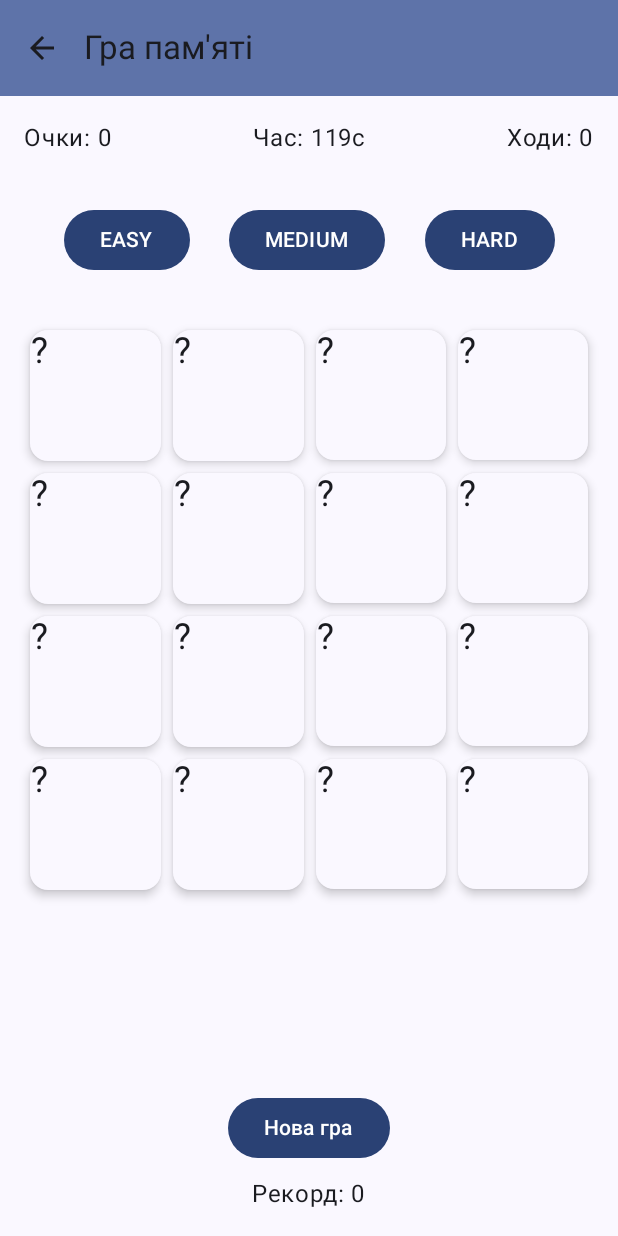
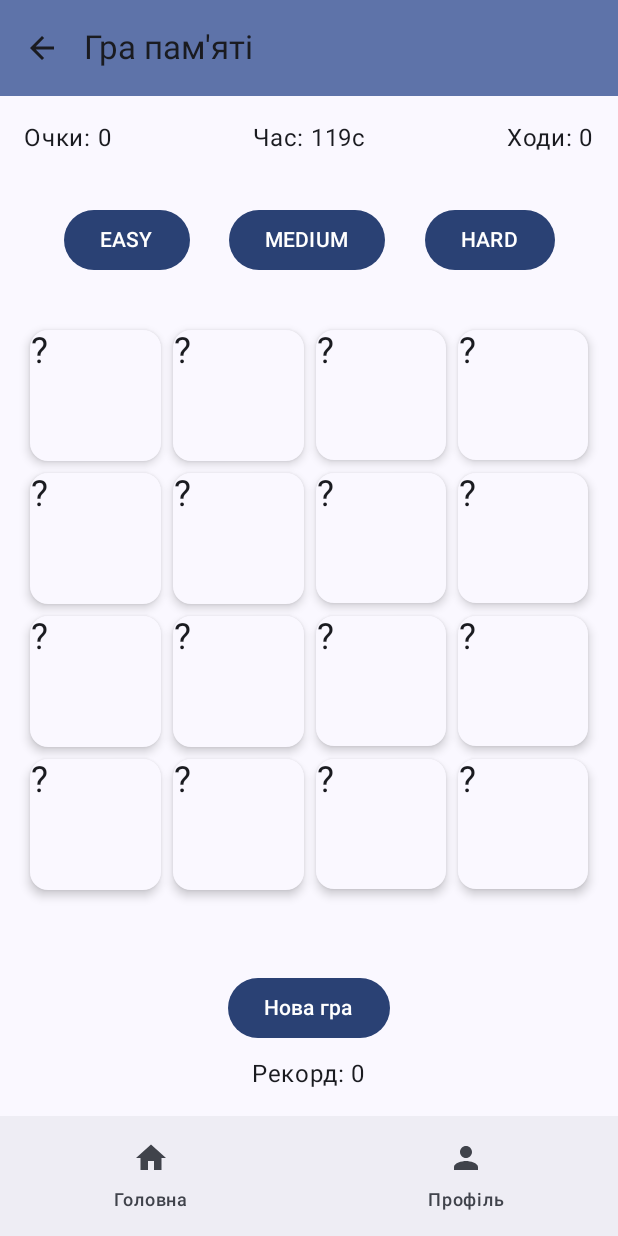
Before and after one commit to Browti/CalmStudy, an Android app built with Jetpack Compose: the screen it shows after launch (MainActivity), after a tap on "Міні-ігри", on a phone screen of 412 x 824 dp. Run offline under Robolectric (Android 15) with nearby library versions, the phone set to English and light mode, and no system bars; libraries missing offline, so code that uses them is left out: coil.decode; 1 statement that could not run was skipped.

Commit message:
gif + profile

```diff
--- a/app/src/main/java/com/example/calmstudy/MainActivity.kt
+++ b/app/src/main/java/com/example/calmstudy/MainActivity.kt
@@ -3,13 +3,17 @@ package com.example.calmstudy
 import android.os.Bundle
 import androidx.activity.ComponentActivity
 import androidx.activity.compose.setContent
+import androidx.compose.foundation.layout.Box
 import androidx.compose.foundation.layout.fillMaxSize
+import androidx.compose.foundation.layout.padding
 import androidx.compose.material3.MaterialTheme
+import androidx.compose.material3.Scaffold
 import androidx.compose.material3.Surface
 import androidx.compose.ui.Modifier
 import androidx.navigation.compose.NavHost
 import androidx.navigation.compose.composable
 import androidx.navigation.compose.rememberNavController
+import com.example.calmstudy.ui.components.BottomNavigation
 import com.example.calmstudy.ui.screens.*
 import com.example.calmstudy.ui.theme.CalmStudyTheme
 
@@ -24,9 +28,19 @@ class MainActivity : ComponentActivity() {
                 ) {
                     val navController = rememberNavController()
 
+                    Scaffold(
+                        bottomBar = { BottomNavigation(navController) }
+                    ) { paddingValues ->
+                        Box(modifier = Modifier.padding(paddingValues)) {
                             NavHost(navController = navController, startDestination = "home") {
                                 composable("home") {
                                     HomeScreen(navController)
+                                }
+                                composable("study") {
+                                    StudyScreen(navController)
+                                }
+                                composable("profile") {
+                                    ProfileScreen(navController)
                                 }
                                 composable("breathing") {
                                     BreathingExerciseScreen(navController)
@@ -46,3 +60,5 @@ class MainActivity : ComponentActivity() {
                 }
             }
         }
+    }
+}
--- /dev/null
+++ b/app/src/main/java/com/example/calmstudy/ui/components/BottomNavigation.kt
@@ -0,0 +1,48 @@
+package com.example.calmstudy.ui.components
+
+import androidx.compose.material3.Icon
+import androidx.compose.material3.NavigationBar
+import androidx.compose.material3.NavigationBarItem
+import androidx.compose.material3.Text
+import androidx.compose.runtime.Composable
+import androidx.compose.runtime.getValue
+import androidx.compose.ui.res.painterResource
+import androidx.navigation.NavController
+import androidx.navigation.compose.currentBackStackEntryAsState
+import com.example.calmstudy.R
+
+@Composable
+fun BottomNavigation(navController: NavController) {
+    val items = listOf(
+        NavigationItem("home", "Головна", R.drawable.ic_home),
+        NavigationItem("profile", "Профіль", R.drawable.ic_profile)
+    )
+
+    val navBackStackEntry by navController.currentBackStackEntryAsState()
+    val currentRoute = navBackStackEntry?.destination?.route
+
+    NavigationBar {
+        items.forEach { item ->
+            NavigationBarItem(
+                icon = { Icon(painterResource(item.iconRes), contentDescription = item.title) },
+                label = { Text(item.title) },
+                selected = currentRoute == item.route,
+                onClick = {
+                    if (currentRoute != item.route) {
+                        navController.navigate(item.route) {
+                            popUpTo(navController.graph.id) {
+                                inclusive = true
+                            }
+                        }
+                    }
+                }
+            )
+        }
+    }
+}
+
+data class NavigationItem(
+    val route: String,
+    val title: String,
+    val iconRes: Int
+)
--- a/app/src/main/java/com/example/calmstudy/ui/screens/HomeScreen.kt
+++ b/app/src/main/java/com/example/calmstudy/ui/screens/HomeScreen.kt
@@ -7,13 +7,27 @@ import androidx.compose.material3.*
 import androidx.compose.runtime.Composable
 import androidx.compose.ui.Alignment
 import androidx.compose.ui.Modifier
+import androidx.compose.ui.platform.LocalContext
 import androidx.compose.ui.text.style.TextAlign
 import androidx.compose.ui.unit.dp
 import androidx.navigation.NavController
+import coil.ImageLoader
+import coil.compose.AsyncImage
+import coil.decode.GifDecoder
+import coil.request.ImageRequest
+import coil.size.Size
+import com.example.calmstudy.R
 
 @OptIn(ExperimentalMaterial3Api::class)
 @Composable
 fun HomeScreen(navController: NavController) {
+    val context = LocalContext.current
+    val imageLoader = ImageLoader.Builder(context)
+        .components {
+            add(GifDecoder.Factory())
+        }
+        .build()
+
     Scaffold(
         topBar = {
             TopAppBar(
@@ -32,8 +46,21 @@ fun HomeScreen(navController: NavController) {
             horizontalAlignment = Alignment.CenterHorizontally,
             verticalArrangement = Arrangement.spacedBy(16.dp)
         ) {
+            // GIF слона
+            AsyncImage(
+                model = ImageRequest.Builder(context)
+                    .data(R.drawable.elephant1312)
+                    .size(Size.ORIGINAL)
+                    .build(),
+                contentDescription = "Анімація слона",
+                imageLoader = imageLoader,
+                modifier = Modifier.size(200.dp)
+            )
+
+            Spacer(modifier = Modifier.height(16.dp))
+
             Text(
-                text = "Оберіть вправу для зняття стресу:",
+                text = "Ласкаво просимо до CalmStudy!",
                 style = MaterialTheme.typography.headlineSmall,
                 textAlign = TextAlign.Center
             )
--- /dev/null
+++ b/app/src/main/res/drawable/ic_home.xml
@@ -0,0 +1,10 @@
+<?xml version="1.0" encoding="utf-8"?>
+<vector xmlns:android="http://schemas.android.com/apk/res/android"
+    android:width="24dp"
+    android:height="24dp"
+    android:viewportWidth="24"
+    android:viewportHeight="24">
+    <path
+        android:fillColor="#FF000000"
+        android:pathData="M10,20v-6h4v6h5v-8h3L12,3 2,12h3v8z"/>
+</vector>
--- /dev/null
+++ b/app/src/main/res/drawable/ic_profile.xml
@@ -0,0 +1,10 @@
+<?xml version="1.0" encoding="utf-8"?>
+<vector xmlns:android="http://schemas.android.com/apk/res/android"
+    android:width="24dp"
+    android:height="24dp"
+    android:viewportWidth="24"
+    android:viewportHeight="24">
+    <path
+        android:fillColor="#FF000000"
+        android:pathData="M12,12c2.21,0 4,-1.79 4,-4s-1.79,-4 -4,-4 -4,1.79 -4,4 1.79,4 4,4zM12,14c-2.67,0 -8,1.34 -8,4v2h16v-2c0,-2.66 -5.33,-4 -8,-4z"/>
+</vector>
```
Also changed, not shown: app/build.gradle.kts (+15 -4 lines), app/src/main/AndroidManifest.xml (+8 -2 lines), app/src/main/java/com/example/calmstudy/ui/screens/ProfileScreen.kt (added, +22 -0 lines), app/src/main/java/com/example/calmstudy/ui/screens/StudyScreen.kt (added, +19 -0 lines), app/src/main/res/drawable/ic_study.xml (added, +10 -0 lines), app/src/main/res/menu/bottom_nav_menu.xml (added, +15 -0 lines), build.gradle.kts (+11 -1 lines), gradle/libs.versions.toml (+20 -15 lines), settings.gradle.kts (+2 -7 lines), app/src/main/res/drawable/elephant1312.gif (added). Lines whose indentation alone changed are shown as unchanged.
